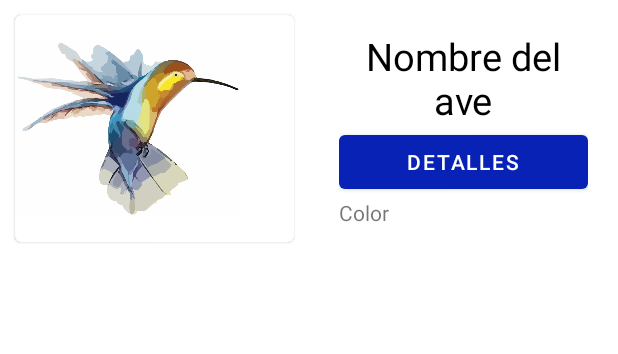
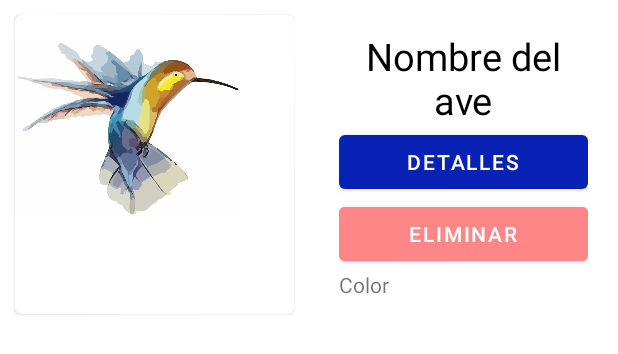
Before and after one commit to FabianAponte/PajareandoAndo, an Android app: the layout bird_list_item.xml on its own in the app's theme, with its tools: preview values and no code run, on a phone screen of 412 x 824 dp. Shown: the top 354 px of the screen. Run offline under Robolectric (Android 15) with nearby library versions, the light colour scheme and no system bars.

Commit message:
se agrega logica para eliminar aves

```diff
--- a/app/src/main/java/com/example/pajareando/BirdFormActivity.java
+++ b/app/src/main/java/com/example/pajareando/BirdFormActivity.java
@@ -132,7 +132,7 @@ public class BirdFormActivity extends AppCompatActivity {
     }
 
     public void register(View view) {
-        if (!hasImage) {
+        if (false && !hasImage) {
             Intent intent = new Intent(MediaStore.ACTION_IMAGE_CAPTURE);
             if (intent.resolveActivity(getPackageManager()) != null) {
                 startActivityForResult(intent, 1);
@@ -140,7 +140,7 @@ public class BirdFormActivity extends AppCompatActivity {
         } else {
             if (verifyInfo()) {
                 try {
-                    saveBirdImage();
+//                    saveBirdImage();
                     Bird bird = new Bird(
                             birdName.getText().toString(),
                             birdTypeInput.getText().toString(),
--- a/app/src/main/res/layout/bird_list_item.xml
+++ b/app/src/main/res/layout/bird_list_item.xml
@@ -60,6 +60,23 @@
                         android:text="@string/consultAllDetails"
                         android:onClick="goToActivityBirdDetail" />
             </LinearLayout>
+            <LinearLayout
+                    android:orientation="horizontal"
+                    android:layout_width="match_parent"
+                    android:layout_height="wrap_content"
+                    android:textAlignment="center"
+                    android:gravity="center">
+
+                <Button
+                        android:id="@+id/birdDelete"
+                        android:layout_width="match_parent"
+                        android:layout_height="wrap_content"
+                        android:backgroundTint="@color/red"
+                        android:textColor="@android:color/white"
+                        android:text="@string/eliminar"
+                        android:onClick="delete"/>
+            </LinearLayout>
+
 
             <TextView
                 android:id="@+id/birdColor"
--- a/app/src/main/res/values/colors.xml
+++ b/app/src/main/res/values/colors.xml
@@ -3,6 +3,7 @@
     <color name="blue_200">#1837E6</color>
     <color name="blue_500">#0822B5</color>
     <color name="blue_700">#041F7E</color>
+    <color name="red">#FF8686</color>
     <color name="teal_200">#FF03DAC5</color>
     <color name="teal_700">#FF018786</color>
     <color name="black">#FF000000</color>
--- a/app/src/main/res/values/strings.xml
+++ b/app/src/main/res/values/strings.xml
@@ -52,6 +52,8 @@
     <string name="tipo_de_ave">\"Tipo de ave: \"</string>
     <string name="dimension_del_ave">\Tamaño del ave: \"</string>
     <string name="descripcion_del_ave">Reseña del ave:</string>
+    <string name="bird_deleted">Ave eliminada</string>
+    <string name="eliminar">Eliminar</string>
 
 
 </resources>
```
Also changed, not shown: app/src/main/AndroidManifest.xml (+7 -6 lines), app/src/main/java/com/example/pajareando/BirdConsultAllActivity.java (+21 -3 lines), app/src/main/java/com/example/pajareando/models/Bird.java (+7 -0 lines).
